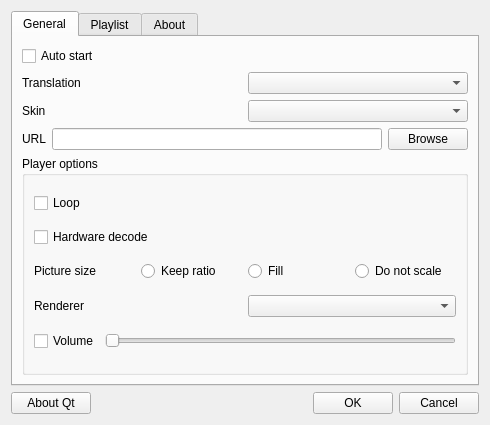
Qt form forms/preferencesdialog.ui (wangwenx190/dynamic-desktop) before a commit.
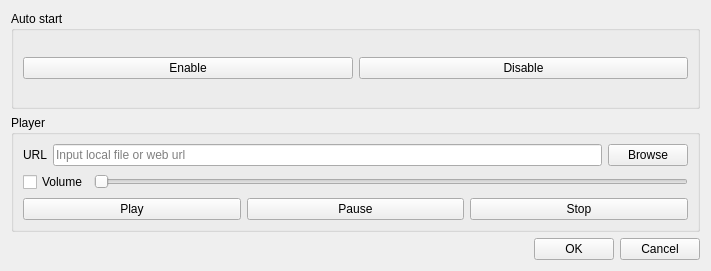
The same form after that commit.

What changed in the file:
```diff
--- a/forms/preferencesdialog.ui
+++ b/forms/preferencesdialog.ui
@@ -6,91 +6,64 @@
    <rect>
     <x>0</x>
     <y>0</y>
-    <width>490</width>
-    <height>425</height>
+    <width>711</width>
+    <height>271</height>
    </rect>
   </property>
+  <property name="sizePolicy">
+   <sizepolicy hsizetype="Preferred" vsizetype="Preferred">
+    <horstretch>0</horstretch>
+    <verstretch>0</verstretch>
+   </sizepolicy>
+  </property>
   <property name="windowTitle">
    <string>Preferences</string>
   </property>
-  <layout class="QVBoxLayout" name="verticalLayout">
-   <item>
-    <widget class="QTabWidget" name="tabWidget">
-     <property name="currentIndex">
-      <number>0</number>
-     </property>
-     <widget class="QWidget" name="tab_general">
-      <attribute name="title">
-       <string>General</string>
-      </attribute>
       <layout class="QVBoxLayout" name="verticalLayout_2">
        <item>
-        <widget class="QCheckBox" name="checkBox_autoStart">
-         <property name="text">
+    <widget class="QGroupBox" name="groupBox_autoStart">
+     <property name="title">
           <string>Auto start</string>
          </property>
-        </widget>
-       </item>
-       <item>
         <layout class="QHBoxLayout" name="horizontalLayout_2">
-         <property name="sizeConstraint">
-          <enum>QLayout::SetDefaultConstraint</enum>
-         </property>
          <item>
-          <widget class="QLabel" name="label_translation">
-           <property name="sizePolicy">
-            <sizepolicy hsizetype="Preferred" vsizetype="Fixed">
-             <horstretch>0</horstretch>
-             <verstretch>0</verstretch>
-            </sizepolicy>
-           </property>
+       <widget class="QPushButton" name="pushButton_enableAutoStart">
            <property name="text">
-            <string>Translation</string>
+         <string>Enable</string>
            </property>
           </widget>
          </item>
          <item>
-          <widget class="QComboBox" name="comboBox_translations"/>
-         </item>
-        </layout>
-       </item>
-       <item>
-        <layout class="QHBoxLayout" name="horizontalLayout_6">
-         <item>
-          <widget class="QLabel" name="label_skin">
-           <property name="sizePolicy">
-            <sizepolicy hsizetype="Preferred" vsizetype="Fixed">
-             <horstretch>0</horstretch>
-             <verstretch>0</verstretch>
-            </sizepolicy>
-           </property>
+       <widget class="QPushButton" name="pushButton_disableAutoStart">
            <property name="text">
-            <string>Skin</string>
+         <string>Disable</string>
            </property>
           </widget>
          </item>
-         <item>
-          <widget class="QComboBox" name="comboBox_skins"/>
-         </item>
-        </layout>
-       </item>
+     </layout>
+    </widget>
+   </item>
+   <item>
+    <widget class="QGroupBox" name="groupBox_player">
+     <property name="title">
+      <string>Player</string>
+     </property>
+     <layout class="QVBoxLayout" name="verticalLayout">
        <item>
         <layout class="QHBoxLayout" name="horizontalLayout_3">
          <item>
           <widget class="QLabel" name="label_url">
-           <property name="sizePolicy">
-            <sizepolicy hsizetype="Preferred" vsizetype="Fixed">
-             <horstretch>0</horstretch>
-             <verstretch>0</verstretch>
-            </sizepolicy>
-           </property>
            <property name="text">
             <string>URL</string>
            </property>
           </widget>
          </item>
          <item>
-          <widget class="QLineEdit" name="lineEdit_url"/>
+         <widget class="QLineEdit" name="lineEdit_url">
+          <property name="placeholderText">
+           <string>Input local file or web url</string>
+          </property>
+         </widget>
          </item>
          <item>
           <widget class="QPushButton" name="pushButton_browse">
@@ -102,87 +75,9 @@
         </layout>
        </item>
        <item>
-        <widget class="QGroupBox" name="groupBox_player">
-         <property name="title">
-          <string>Player options</string>
-         </property>
-         <layout class="QVBoxLayout" name="verticalLayout_3">
-          <item>
-           <widget class="QCheckBox" name="checkBox_loop">
-            <property name="text">
-             <string>Loop</string>
-            </property>
-           </widget>
-          </item>
-          <item>
-           <widget class="QCheckBox" name="checkBox_hwdec">
-            <property name="text">
-             <string>Hardware decode</string>
-            </property>
-           </widget>
-          </item>
-          <item>
            <layout class="QHBoxLayout" name="horizontalLayout_4">
             <item>
-             <widget class="QLabel" name="label_pictureSize">
-              <property name="sizePolicy">
-               <sizepolicy hsizetype="Preferred" vsizetype="Fixed">
-                <horstretch>0</horstretch>
-                <verstretch>0</verstretch>
-               </sizepolicy>
-              </property>
-              <property name="text">
-               <string>Picture size</string>
-              </property>
-             </widget>
-            </item>
-            <item>
-             <widget class="QRadioButton" name="radioButton_keepRatio">
-              <property name="text">
-               <string>Keep ratio</string>
-              </property>
-             </widget>
-            </item>
-            <item>
-             <widget class="QRadioButton" name="radioButton_fill">
-              <property name="text">
-               <string>Fill</string>
-              </property>
-             </widget>
-            </item>
-            <item>
-             <widget class="QRadioButton" name="radioButton_noScale">
-              <property name="text">
-               <string>Do not scale</string>
-              </property>
-             </widget>
-            </item>
-           </layout>
-          </item>
-          <item>
-           <layout class="QHBoxLayout" name="horizontalLayout_5">
-            <item>
-             <widget class="QLabel" name="label_renderer">
-              <property name="sizePolicy">
-               <sizepolicy hsizetype="Preferred" vsizetype="Fixed">
-                <horstretch>0</horstretch>
-                <verstretch>0</verstretch>
-               </sizepolicy>
-              </property>
-              <property name="text">
-               <string>Renderer</string>
-              </property>
-             </widget>
-            </item>
-            <item>
-             <widget class="QComboBox" name="comboBox_renderers"/>
-            </item>
-           </layout>
-          </item>
-          <item>
-           <layout class="QHBoxLayout" name="horizontalLayout_7">
-            <item>
-             <widget class="QCheckBox" name="checkBox_volume">
+         <widget class="QCheckBox" name="checkBox_mute">
               <property name="text">
                <string>Volume</string>
               </property>
@@ -197,62 +92,36 @@
             </item>
            </layout>
           </item>
-         </layout>
-        </widget>
-       </item>
-      </layout>
-     </widget>
-     <widget class="QWidget" name="tab_playlist">
-      <attribute name="title">
-       <string>Playlist</string>
-      </attribute>
-      <layout class="QVBoxLayout" name="verticalLayout_4">
        <item>
-        <widget class="QListWidget" name="listWidget_playlist"/>
-       </item>
+       <layout class="QHBoxLayout" name="horizontalLayout_5">
        <item>
-        <layout class="QHBoxLayout" name="horizontalLayout_8">
-         <item>
-          <widget class="QPushButton" name="pushButton_up">
+         <widget class="QPushButton" name="pushButton_play">
            <property name="text">
-            <string>Up</string>
+           <string>Play</string>
            </property>
           </widget>
          </item>
          <item>
-          <widget class="QPushButton" name="pushButton_down">
+         <widget class="QPushButton" name="pushButton_pause">
            <property name="text">
-            <string>Down</string>
+           <string>Pause</string>
            </property>
           </widget>
          </item>
          <item>
-          <widget class="QPushButton" name="pushButton_remove">
+         <widget class="QPushButton" name="pushButton_stop">
            <property name="text">
-            <string>Remove</string>
+           <string>Stop</string>
            </property>
           </widget>
          </item>
         </layout>
        </item>
       </layout>
-     </widget>
-     <widget class="QWidget" name="tab_about">
-      <attribute name="title">
-       <string>About</string>
-      </attribute>
-     </widget>
     </widget>
    </item>
    <item>
     <layout class="QHBoxLayout" name="horizontalLayout">
-     <item>
-      <widget class="QPushButton" name="pushButton_aboutQt">
-       <property name="text">
-        <string>About Qt</string>
-       </property>
-      </widget>
-     </item>
      <item>
       <spacer name="horizontalSpacer">
        <property name="orientation">
```
Lines whose indentation alone changed are shown as unchanged.
